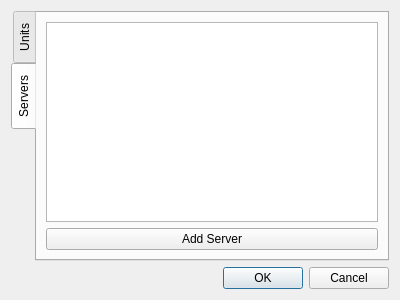
The window that resources/ui/settings.ui (TomFryers/activate) describes before a commit, drawn with Qt 5.
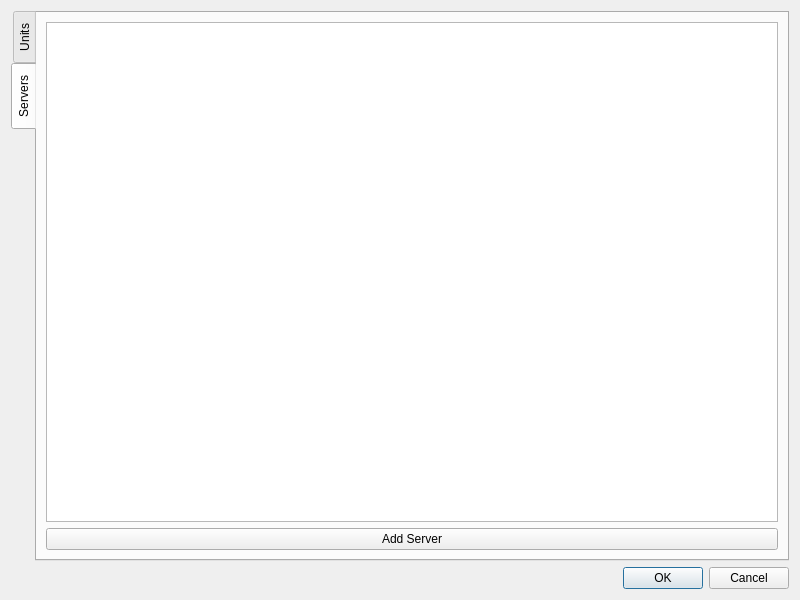
The same window after the commit. The open tabs and pages were chosen to show the change. Custom widgets are drawn as their Qt base class.

Commit message: Improve server table appearance

```diff
--- a/resources/ui/settings.ui
+++ b/resources/ui/settings.ui
@@ -6,8 +6,8 @@
    <rect>
     <x>0</x>
     <y>0</y>
-    <width>400</width>
-    <height>300</height>
+    <width>800</width>
+    <height>600</height>
    </rect>
   </property>
   <property name="windowTitle">
@@ -56,7 +56,17 @@
       </attribute>
       <layout class="QVBoxLayout" name="verticalLayout">
        <item>
-        <widget class="ServersTable" name="server_table"/>
+        <widget class="ServersTable" name="server_table">
+         <attribute name="horizontalHeaderDefaultSectionSize">
+          <number>180</number>
+         </attribute>
+         <attribute name="horizontalHeaderStretchLastSection">
+          <bool>true</bool>
+         </attribute>
+         <attribute name="verticalHeaderVisible">
+          <bool>false</bool>
+         </attribute>
+        </widget>
        </item>
        <item>
         <widget class="QPushButton" name="add_server_button">
```
